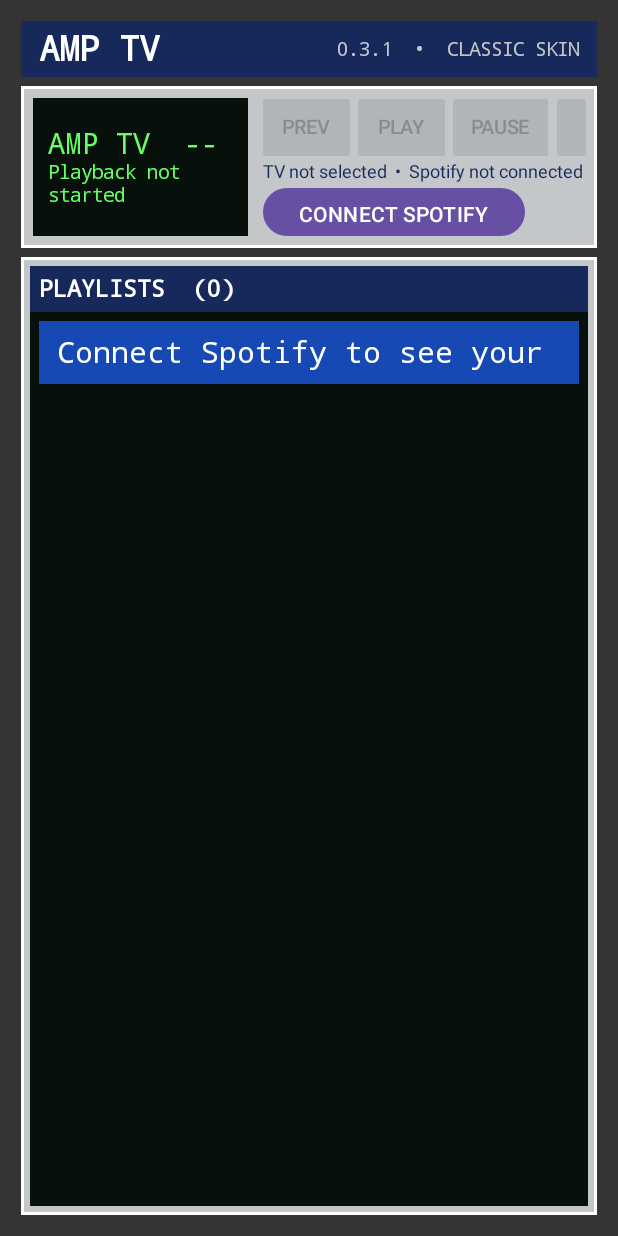
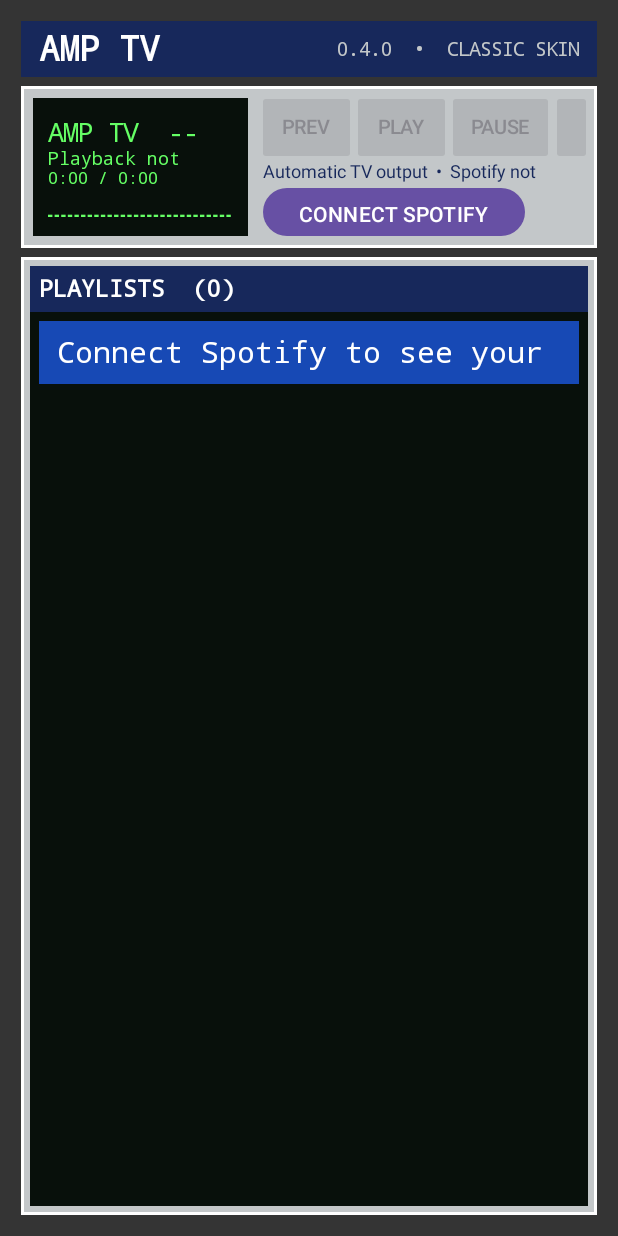
Before and after one commit to diegodangers/AmpTV, an Android app built with Jetpack Compose: the MainActivity screen opened directly, with no data from a screen before it, on a phone screen of 412 x 824 dp. Run offline under Robolectric (Android 15) with nearby library versions, the phone set to English and light mode, and no system bars.

Commit message:
Show live now playing, animated spectrum and automatic TV output

```diff
--- a/app/src/main/java/io/aviaterra/amptv/MainActivity.kt
+++ b/app/src/main/java/io/aviaterra/amptv/MainActivity.kt
@@ -2,6 +2,11 @@ package io.aviaterra.amptv
 
 import android.os.Bundle
 import kotlinx.coroutines.launch
+import kotlinx.coroutines.delay
+import androidx.compose.foundation.Canvas
+import androidx.compose.ui.geometry.Offset
+import androidx.compose.ui.geometry.Size
+import kotlin.math.sin
 import kotlinx.coroutines.Dispatchers
 import kotlinx.coroutines.withContext
 import androidx.compose.ui.platform.LocalContext
@@ -46,6 +51,16 @@ fun AmpTVScreen() {
     var device by remember { mutableStateOf<SpotifyDevice?>(null) }
     var playbackStatus by remember { mutableStateOf("Playback not started") }
     var playbackBusy by remember { mutableStateOf(false) }
+    var nowPlaying by remember { mutableStateOf<NowPlaying?>(null) }
+    var visualTick by remember { mutableIntStateOf(0) }
+    LaunchedEffect(auth.hasSession()) {
+        if (auth.hasSession()) while (true) {
+            try { nowPlaying = withContext(Dispatchers.IO) { api.nowPlaying() } }
+            catch (_: Exception) { }
+            delay(4000)
+        }
+    }
+    LaunchedEffect(Unit) { while (true) { delay(110); visualTick++ } }
     fun runPlayback(action: (SpotifyDevice) -> Unit) {
         if (playbackBusy) return
         playbackBusy = true
@@ -101,17 +116,31 @@ fun AmpTVScreen() {
         }
     }
     val demoTracks = remember { listOf("Connect Spotify to see your playlists") }
-    var showDevices by remember { mutableStateOf(false) }
+
     Column(Modifier.fillMaxSize().background(Color(0xFF343434)).padding(14.dp), verticalArrangement = Arrangement.spacedBy(6.dp)) {
         Row(Modifier.fillMaxWidth().background(navy).padding(horizontal = 12.dp, vertical = 5.dp), verticalAlignment = Alignment.CenterVertically) {
             Text("AMP TV", color = Color.White, fontSize = 23.sp, fontWeight = FontWeight.Black, fontFamily = FontFamily.Monospace)
             Spacer(Modifier.weight(1f))
-            Text("0.3.1  •  CLASSIC SKIN", color = silver, fontSize = 13.sp, fontFamily = FontFamily.Monospace)
+            Text("0.4.0  •  CLASSIC SKIN", color = silver, fontSize = 13.sp, fontFamily = FontFamily.Monospace)
         }
         Row(Modifier.fillMaxWidth().height(108.dp).border(2.dp, Color.White).background(silver).padding(8.dp), horizontalArrangement = Arrangement.spacedBy(10.dp)) {
             Column(Modifier.weight(1f).fillMaxHeight().background(screen).padding(10.dp), verticalArrangement = Arrangement.Center) {
-                Text(currentPlaylist?.name ?: "AMP TV  --  SPOTIFY", color = green, fontFamily = FontFamily.Monospace, fontSize = 19.sp, maxLines = 1)
-                Text(playbackStatus, color = green, fontFamily = FontFamily.Monospace, fontSize = 13.sp, maxLines = 2)
+                Text(nowPlaying?.title ?: "AMP TV  --  SPOTIFY", color = green, fontFamily = FontFamily.Monospace, fontSize = 17.sp, maxLines = 1)
+                Text(nowPlaying?.artist ?: playbackStatus, color = green, fontFamily = FontFamily.Monospace, fontSize = 12.sp, maxLines = 1)
+                val position = nowPlaying?.progressMs ?: 0L
+                val duration = nowPlaying?.durationMs ?: 0L
+                Text("${position / 60000}:${(position / 1000 % 60).toString().padStart(2, '0')} / ${duration / 60000}:${(duration / 1000 % 60).toString().padStart(2, '0')}",
+                    color = green, fontSize = 11.sp, fontFamily = FontFamily.Monospace)
+                Canvas(Modifier.fillMaxWidth().height(19.dp)) {
+                    val tick = visualTick
+                    val bars = 28
+                    val width = size.width / (bars * 1.5f)
+                    for (i in 0 until bars) {
+                        val wave = (sin(tick * 0.37 + i * 0.82) + sin(tick * 0.21 + i * 1.39) + 2.0) / 4.0
+                        val height = if (nowPlaying?.playing == true) (size.height * (0.15 + 0.85 * wave)).toFloat() else size.height * 0.08f
+                        drawRect(green, topLeft = Offset(i * size.width / bars, size.height - height), size = Size(width, height))
+                    }
+                }
             }
             Column(Modifier.weight(1.5f), verticalArrangement = Arrangement.spacedBy(4.dp)) {
                 Row(horizontalArrangement = Arrangement.spacedBy(5.dp), verticalAlignment = Alignment.CenterVertically) {
@@ -135,33 +164,11 @@ fun AmpTVScreen() {
                             shape = RoundedCornerShape(2.dp)
                         ) { Text(label, fontSize = 13.sp) }
                     }
-                    Button(onClick = { showDevices = !showDevices },
-                        modifier = Modifier.height(38.dp), contentPadding = PaddingValues(horizontal = 10.dp, vertical = 0.dp)) {
-                        Text("OUTPUT", fontSize = 13.sp)
-                    }
+
                 }
-                Text("${device?.name ?: "TV not selected"}  •  $authStatus", color = navy, fontSize = 12.sp, maxLines = 1)
+                Text("${device?.name ?: "Automatic TV output"}  •  $authStatus", color = navy, fontSize = 12.sp, maxLines = 1)
                 if (!auth.hasSession()) {
                     Button(onClick = { auth.signIn({ authStatus = it }, { reload++ }) }, modifier = Modifier.height(35.dp)) { Text("CONNECT SPOTIFY") }
-                }
-            }
-        }
-        if (showDevices) {
-            Row(Modifier.fillMaxWidth().background(silver).padding(6.dp), horizontalArrangement = Arrangement.spacedBy(6.dp), verticalAlignment = Alignment.CenterVertically) {
-                Button(onClick = {
-                    scope.launch {
-                        try {
-                            devices = withContext(Dispatchers.IO) { api.devices() }
-                            val tv = devices.firstOrNull { it.name.contains("onn", true) || it.name.contains("google tv", true) || it.name.contains("family room tv", true) }
-                            if (tv != null) { device = tv; playbackStatus = "TV selected: ${tv.name}" }
-                            else playbackStatus = "Open Spotify on the TV, then refresh"
-                        } catch (e: Exception) { playbackStatus = "Devices: ${e.message}" }
-                    }
-                }) { Text("REFRESH") }
-                devices.forEach { candidate ->
-                    Button(onClick = { device = candidate; playbackStatus = "Selected: ${candidate.name}"; showDevices = false }) {
-                        Text(candidate.name, maxLines = 1)
-                    }
                 }
             }
         }
```
